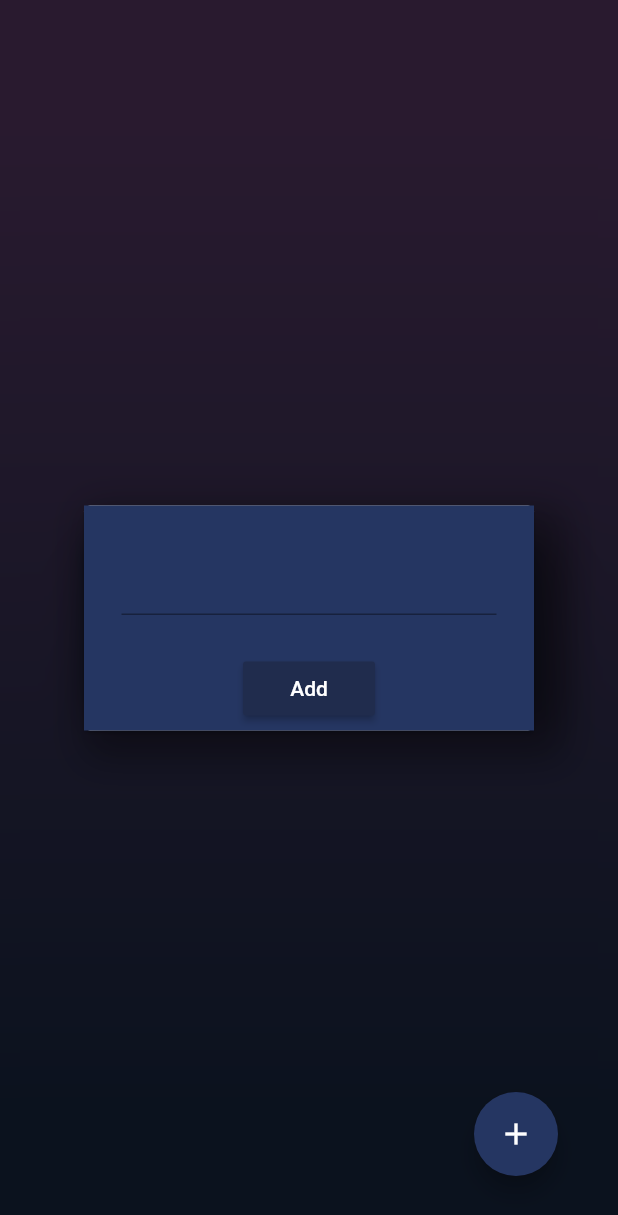
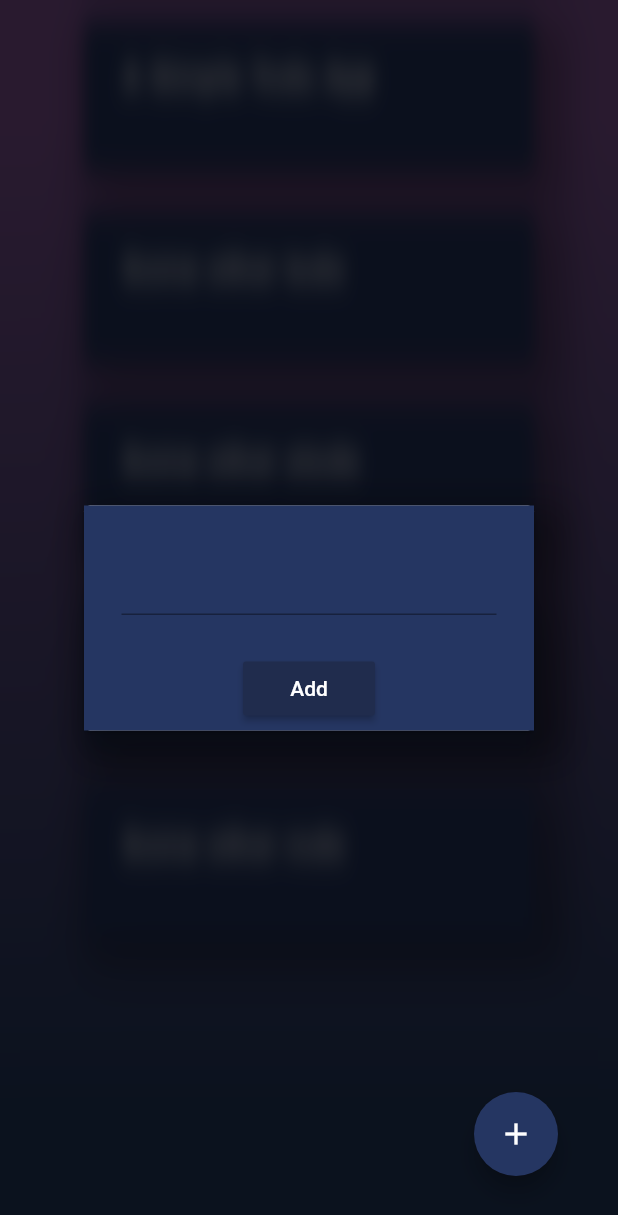
Before and after one commit to Naeralys/todo_flutter, a Flutter app: the screen it shows after launch, after a tap on the "add" icon, on a phone screen of 412 x 824 dp. Shown: the top 1215 px of the screen. Run offline on Flutter 3.47's test engine with Material 2 defaults, Android fonts, the phone set to English and light mode, and no system bars.

Commit message:
added listview

```diff
--- a/frontend/lib/components/List/ListCard.dart
+++ b/frontend/lib/components/List/ListCard.dart
@@ -2,12 +2,19 @@ import 'package:flutter/material.dart';
 import 'package:todo/theme/Colors.dart' as ThemeColor;
 
 class ListCard extends StatelessWidget{
-  ListCard({ @required this.title });
+  ListCard({ @required this.title, @required this.onDismissed });
   final String title;
+  final Function onDismissed;
 
   @override
   Widget build(BuildContext context) {
-    return Card(
+    return Dismissible(
+      key: Key(title),
+      onDismissed: (direction) { onDismissed(); },
+      child: Center(
+        child: Padding(
+          padding: EdgeInsets.symmetric(vertical: 10),
+          child: Card(
             child: Container(
               width: 300,
               height: 100,
@@ -32,6 +39,9 @@ class ListCard extends StatelessWidget{
                 )
               ),
             )
+          )
+        )
+      )
     );
   }
 }
--- a/frontend/lib/views/HomeScreen/HomeScreen.dart
+++ b/frontend/lib/views/HomeScreen/HomeScreen.dart
@@ -12,6 +12,11 @@ class HomeScreen extends StatefulWidget {
 class _HomeScreenState extends State<HomeScreen>{
   bool _showAdd = false;
   void setShow(bool state) => setState(() => _showAdd = state);
+  List<String> _todos = ["A Simple Todo App", "Some other todo", "Some other stodo", "Some other ttodo", "Some other rodo"];
+  void addItem(String todo) {
+    _showAdd = false;
+    setState(() => _todos.add(todo));
+  }
 
   @override
   Widget build(BuildContext context) {
@@ -21,17 +26,19 @@ class _HomeScreenState extends State<HomeScreen>{
       decoration: BoxDecoration(gradient: ThemeColor.gradient),
       child: Stack(
         children: <Widget>[
-          Dismissible(
-            key: Key("1"),
-            child: Center(
-              child: ListCard(
-                title: "A Simple Todo App"
-              )
-            ),
+          Container(
+            height: MediaQuery.of(context).size.height,
+            child:ListView.builder(
+              itemCount: _todos.length,
+              itemBuilder: (context, index) => ListCard(
+                title: _todos[index],
+                onDismissed: () => setState(() => _todos.remove(_todos[index])),
+              ),
+            )
           ),
           AddTodoPopup(
             show: _showAdd,
-            setShow: setShow
+            addItem: addItem
           ),
           Positioned(
             bottom: 40,
--- a/frontend/lib/views/HomeScreen/components/AddTodoPopup.dart
+++ b/frontend/lib/views/HomeScreen/components/AddTodoPopup.dart
@@ -3,14 +3,21 @@ import 'dart:ui' as ui;
 import 'package:todo/theme/Colors.dart' as ThemeColor;
 
 class AddTodoPopup extends StatefulWidget {
-  AddTodoPopup({ @required this.show, @required this.setShow});
+  AddTodoPopup({ @required this.show, @required this.addItem});
   final bool show;
-  final Function setShow;
+  final Function addItem;
   @override
   _AddTodoPopupState createState() => _AddTodoPopupState();
 }
 
 class _AddTodoPopupState extends State<AddTodoPopup>{
+  TextEditingController textController = TextEditingController();
+
+  void _addItem() {
+    this.widget.addItem(textController.text);
+    textController.text = "";
+  }
+
   @override
   Widget build(BuildContext context) {
     return Visibility(
@@ -41,12 +48,13 @@ class _AddTodoPopupState extends State<AddTodoPopup>{
                     Padding(
                       padding: EdgeInsets.all(25),
                       child: TextField(
+                        controller: textController,
                         style: TextStyle(color: Colors.white),
                       )
                     ),
                     RaisedButton(
                       child: Text("Add"),
-                      onPressed: () => this.widget.setShow(false),
+                      onPressed: () => _addItem(),
                       color: ThemeColor.secondaryBlue,
                       textColor: Colors.white,
                     )
```
Lines whose indentation alone changed are shown as unchanged.
